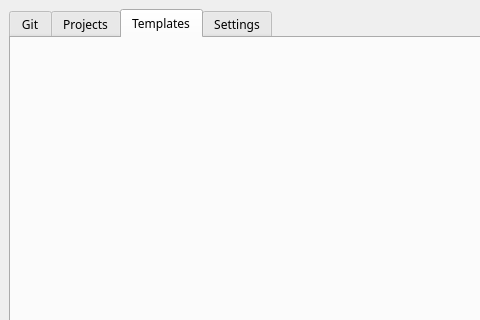
Qt form mainwindow.ui (Notidman/Dollar) before a commit; both pictures show x 0 to 480 and y 0 to 320 of the 886 by 600 pixel window.
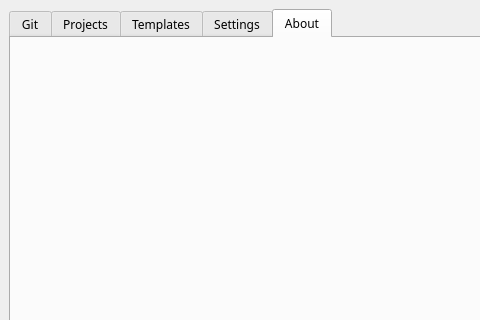
The same form after that commit.

Diff of the .ui file:
```diff
--- a/mainwindow.ui
+++ b/mainwindow.ui
@@ -96,7 +96,7 @@
        <enum>QTabWidget::Rounded</enum>
       </property>
       <property name="currentIndex">
-       <number>2</number>
+       <number>4</number>
       </property>
       <widget class="QWidget" name="tab_git">
        <attribute name="title">
@@ -138,6 +138,16 @@
         </item>
        </layout>
       </widget>
+      <widget class="QWidget" name="tab_about">
+       <attribute name="title">
+        <string>About</string>
+       </attribute>
+       <layout class="QGridLayout" name="gridLayout_7">
+        <item row="0" column="0">
+         <layout class="QGridLayout" name="gl_about_menu"/>
+        </item>
+       </layout>
+      </widget>
      </widget>
     </item>
    </layout>
```
